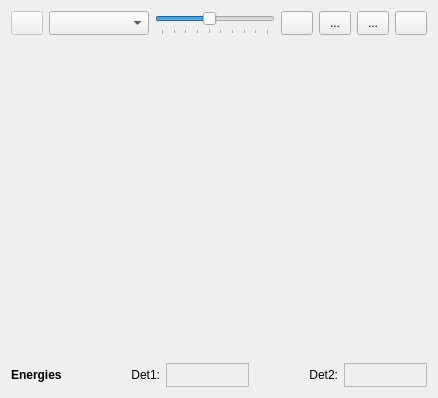
The window that forms/form_plot2d.ui (usnistgov/qpx-gamma) describes before a commit, drawn with Qt 5.
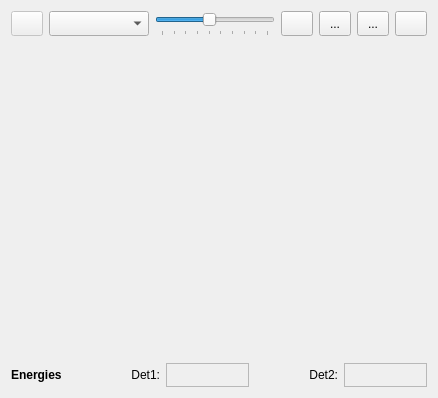
The same window after the commit. Icons and pictures are not drawn. Custom widgets are drawn as their Qt base class.

Diff of the .ui file:
```diff
--- a/forms/form_plot2d.ui
+++ b/forms/form_plot2d.ui
@@ -48,13 +48,13 @@
          <property name="minimumSize">
           <size>
            <width>0</width>
-           <height>24</height>
+           <height>25</height>
           </size>
          </property>
          <property name="maximumSize">
           <size>
            <width>32</width>
-           <height>32</height>
+           <height>25</height>
           </size>
          </property>
          <property name="text">
@@ -83,13 +83,13 @@
          <property name="minimumSize">
           <size>
            <width>80</width>
-           <height>24</height>
+           <height>25</height>
           </size>
          </property>
          <property name="maximumSize">
           <size>
            <width>120</width>
-           <height>32</height>
+           <height>25</height>
           </size>
          </property>
          <property name="toolTip">
@@ -108,13 +108,13 @@
          <property name="minimumSize">
           <size>
            <width>120</width>
-           <height>24</height>
+           <height>25</height>
           </size>
          </property>
          <property name="maximumSize">
           <size>
            <width>16777215</width>
-           <height>32</height>
+           <height>25</height>
           </size>
          </property>
          <property name="toolTip">
@@ -157,13 +157,13 @@
          <property name="minimumSize">
           <size>
            <width>28</width>
-           <height>24</height>
+           <height>25</height>
           </size>
          </property>
          <property name="maximumSize">
           <size>
            <width>32</width>
-           <height>32</height>
+           <height>25</height>
           </size>
          </property>
          <property name="toolTip">
@@ -195,13 +195,13 @@
          <property name="minimumSize">
           <size>
            <width>28</width>
-           <height>24</height>
+           <height>25</height>
           </size>
          </property>
          <property name="maximumSize">
           <size>
            <width>32</width>
-           <height>32</height>
+           <height>25</height>
           </size>
          </property>
          <property name="toolTip">
@@ -233,13 +233,13 @@
          <property name="minimumSize">
           <size>
            <width>28</width>
-           <height>24</height>
+           <height>25</height>
           </size>
          </property>
          <property name="maximumSize">
           <size>
            <width>32</width>
-           <height>32</height>
+           <height>25</height>
           </size>
          </property>
          <property name="toolTip">
@@ -271,13 +271,13 @@
          <property name="minimumSize">
           <size>
            <width>28</width>
-           <height>24</height>
+           <height>25</height>
           </size>
          </property>
          <property name="maximumSize">
           <size>
            <width>32</width>
-           <height>32</height>
+           <height>25</height>
           </size>
          </property>
          <property name="toolTip">
```
